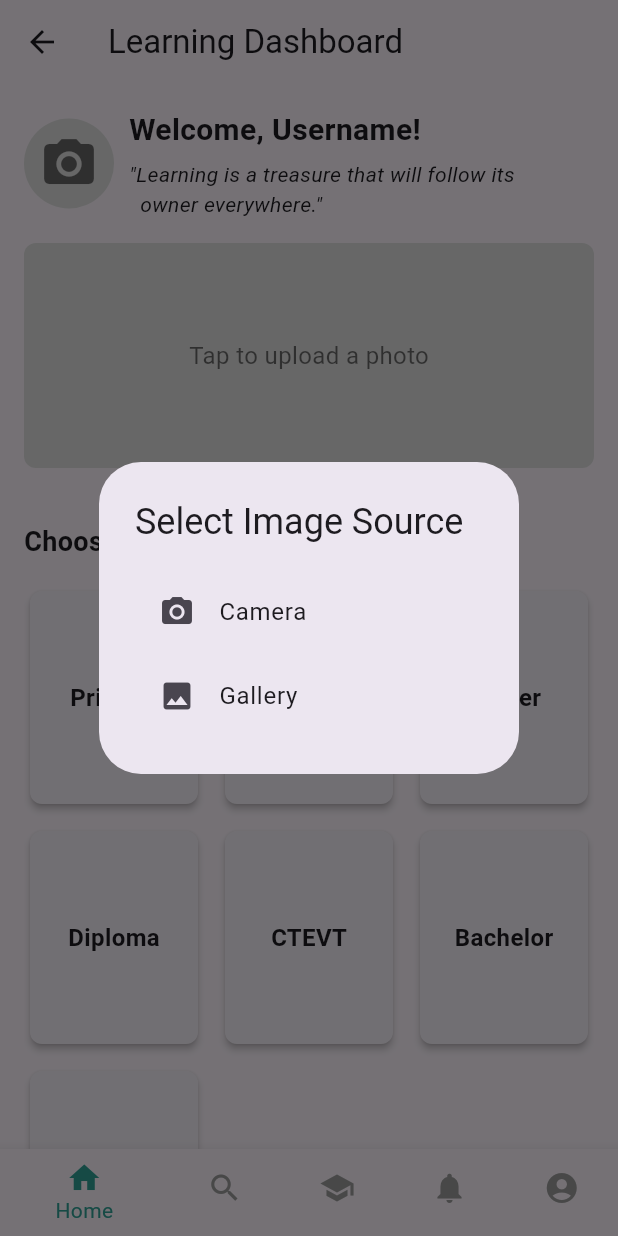
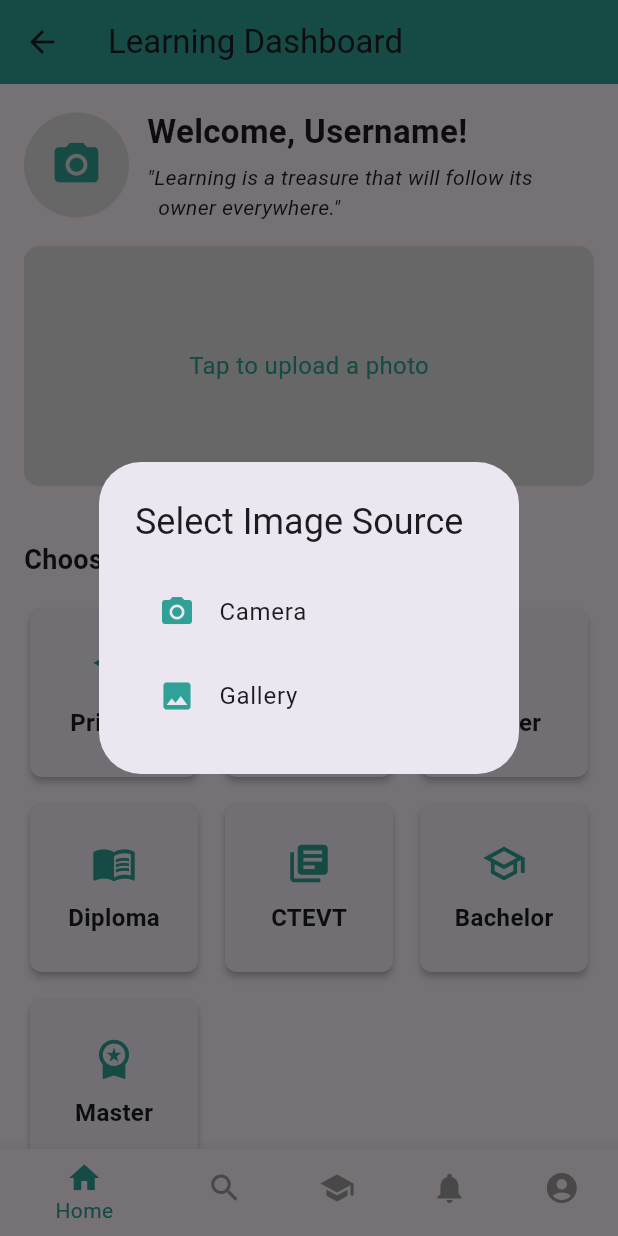
Before and after one commit to NilishaMaharjan/NepalMentor, a Flutter app: the Dashboard screen opened by its route, after a tap on the "camera alt" icon, on a phone screen of 412 x 824 dp. Run offline on Flutter 3.47's test engine with Material 3 defaults, Android fonts, the phone set to English and light mode, and no system bars; our stand-ins replace get, image_picker, shared_preferences; accounts and stored records are empty.

Commit message:
Change in mentee dashboard

```diff
--- a/lib/screens/dashboard.dart
+++ b/lib/screens/dashboard.dart
@@ -13,6 +13,7 @@ class Dashboard extends StatefulWidget {
 class _DashboardState extends State<Dashboard> {
   File? _profileImage;
   File? _learningPhoto;
+  final Color themeColor = const Color.fromARGB(255, 47, 161, 150);
 
   Future<void> _pickImage(ImageSource source,
       {bool isLearningPhoto = false}) async {
@@ -32,6 +33,7 @@ class _DashboardState extends State<Dashboard> {
   Widget build(BuildContext context) {
     return Scaffold(
       appBar: AppBar(
+        backgroundColor: themeColor,
         title: const Text('Learning Dashboard'),
       ),
       body: Column(
@@ -44,44 +46,46 @@ class _DashboardState extends State<Dashboard> {
                 GestureDetector(
                   onTap: () => _showImageSourceDialog(context),
                   child: Container(
-                    width: 60,
-                    height: 60,
+                    width: 70,
+                    height: 70,
                     decoration: BoxDecoration(
                       color: Colors.grey[300],
-                      borderRadius: BorderRadius.circular(30),
+                      borderRadius: BorderRadius.circular(35),
                     ),
                     child: _profileImage != null
                         ? ClipOval(
                             child: Image.file(
                               _profileImage!,
                               fit: BoxFit.cover,
-                              width: 60,
-                              height: 60,
+                              width: 70,
+                              height: 70,
                             ),
                           )
-                        : const Icon(
+                        : Icon(
                             Icons.camera_alt,
-                            size: 40,
-                            color: Colors.black54,
+                            size: 35,
+                            color: themeColor,
                           ),
                   ),
                 ),
-                const SizedBox(width: 10),
-                const Column(
+                const SizedBox(width: 12),
+                const Expanded(
+                  child: Column(
                     crossAxisAlignment: CrossAxisAlignment.start,
                     children: [
                       Text(
                         'Welcome, Username!',
-                      style:
-                          TextStyle(fontSize: 20, fontWeight: FontWeight.bold),
+                        style: TextStyle(
+                            fontSize: 22, fontWeight: FontWeight.bold),
                       ),
                       SizedBox(height: 5),
                       Text(
                         '"Learning is a treasure that will follow its \n  owner everywhere."',
-                      style:
-                          TextStyle(fontSize: 14, fontStyle: FontStyle.italic),
+                        style: TextStyle(
+                            fontSize: 14, fontStyle: FontStyle.italic),
                       ),
                     ],
+                  ),
                 ),
               ],
             ),
@@ -92,24 +96,24 @@ class _DashboardState extends State<Dashboard> {
               onTap: () =>
                   _showImageSourceDialog(context, isLearningPhoto: true),
               child: Container(
-                height: 150,
+                height: 160,
                 decoration: BoxDecoration(
                   color: Colors.grey[300],
-                  borderRadius: BorderRadius.circular(8),
+                  borderRadius: BorderRadius.circular(10),
                 ),
                 child: _learningPhoto != null
                     ? ClipRRect(
-                        borderRadius: BorderRadius.circular(8),
+                        borderRadius: BorderRadius.circular(10),
                         child: Image.file(
                           _learningPhoto!,
                           fit: BoxFit.cover,
                           width: double.infinity,
                         ),
                       )
-                    : const Center(
+                    : Center(
                         child: Text(
                           'Tap to upload a photo',
-                          style: TextStyle(fontSize: 16, color: Colors.black54),
+                          style: TextStyle(fontSize: 16, color: themeColor),
                         ),
                       ),
               ),
@@ -128,7 +132,7 @@ class _DashboardState extends State<Dashboard> {
               padding: const EdgeInsets.symmetric(horizontal: 16.0),
               child: GridView.count(
                 crossAxisCount: 3,
-                childAspectRatio: 2 / 2.5,
+                childAspectRatio: 1,
                 mainAxisSpacing: 10,
                 crossAxisSpacing: 10,
                 children: [
@@ -139,14 +143,14 @@ class _DashboardState extends State<Dashboard> {
                         builder: (context) => const PrimaryLevelPage(),
                       ),
                     ),
-                    child: _buildLevelCard('Primary'),
+                    child: _buildLevelCard('Primary', Icons.school),
                   ),
-                  _buildLevelCard('Secondary'),
-                  _buildLevelCard('Higher'),
-                  _buildLevelCard('Diploma'),
-                  _buildLevelCard('CTEVT'),
-                  _buildLevelCard('Bachelor'),
-                  _buildLevelCard('Master'),
+                  _buildLevelCard('Secondary', Icons.auto_stories),
+                  _buildLevelCard('Higher', Icons.book),
+                  _buildLevelCard('Diploma', Icons.menu_book),
+                  _buildLevelCard('CTEVT', Icons.library_books),
+                  _buildLevelCard('Bachelor', Icons.school_outlined),
+                  _buildLevelCard('Master', Icons.workspace_premium),
                 ],
               ),
             ),
@@ -164,21 +168,30 @@ class _DashboardState extends State<Dashboard> {
           BottomNavigationBarItem(
               icon: Icon(Icons.account_circle), label: 'Account'),
         ],
-        selectedItemColor: const Color.fromARGB(255, 47, 161, 150),
+        selectedItemColor: themeColor,
         unselectedItemColor: Colors.grey,
       ),
     );
   }
 
-  Widget _buildLevelCard(String level) {
+  Widget _buildLevelCard(String level, IconData icon) {
     return Card(
       elevation: 2,
       shape: RoundedRectangleBorder(borderRadius: BorderRadius.circular(8)),
-      child: Center(
-        child: Text(
+      child: Column(
+        mainAxisAlignment: MainAxisAlignment.center,
+        children: [
+          Icon(
+            icon,
+            size: 30,
+            color: themeColor,
+          ),
+          const SizedBox(height: 10),
+          Text(
             level,
             style: const TextStyle(fontSize: 16, fontWeight: FontWeight.bold),
           ),
+        ],
       ),
     );
   }
@@ -193,7 +206,7 @@ class _DashboardState extends State<Dashboard> {
           mainAxisSize: MainAxisSize.min,
           children: [
             ListTile(
-              leading: const Icon(Icons.camera_alt),
+              leading: Icon(Icons.camera_alt, color: themeColor),
               title: const Text('Camera'),
               onTap: () {
                 Navigator.pop(context);
@@ -202,7 +215,7 @@ class _DashboardState extends State<Dashboard> {
               },
             ),
             ListTile(
-              leading: const Icon(Icons.photo),
+              leading: Icon(Icons.photo, color: themeColor),
               title: const Text('Gallery'),
               onTap: () {
                 Navigator.pop(context);
```
Also changed, not shown: lib/screens/splashview.dart (line endings or trailing spaces). Lines whose indentation alone changed are shown as unchanged.
